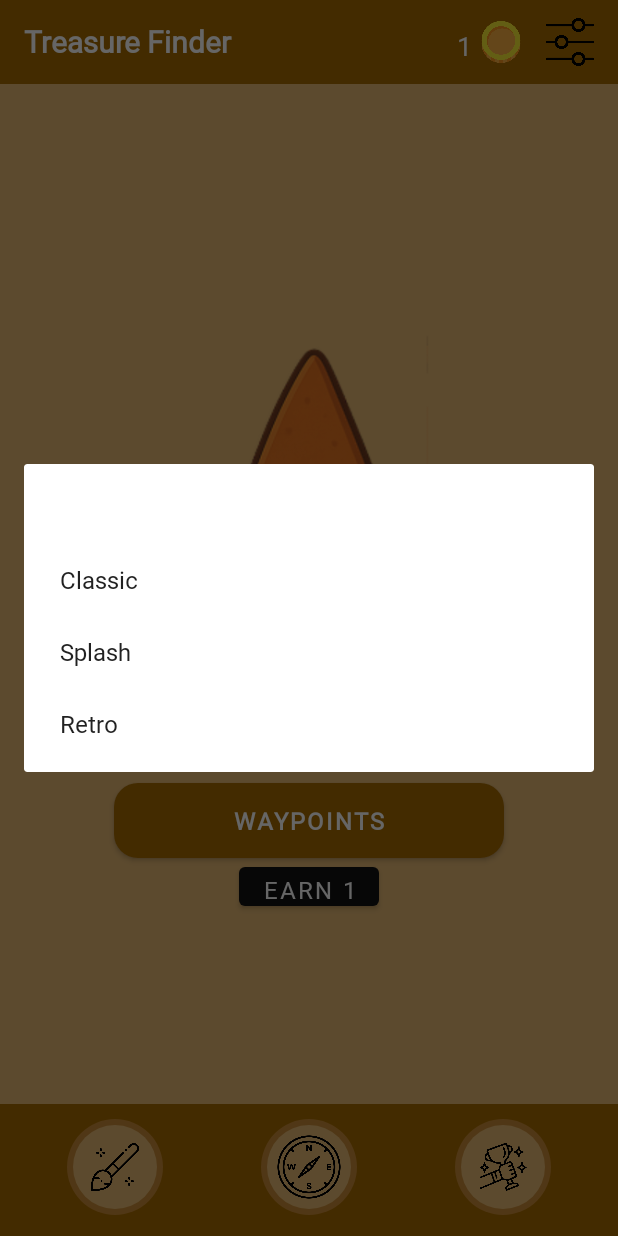
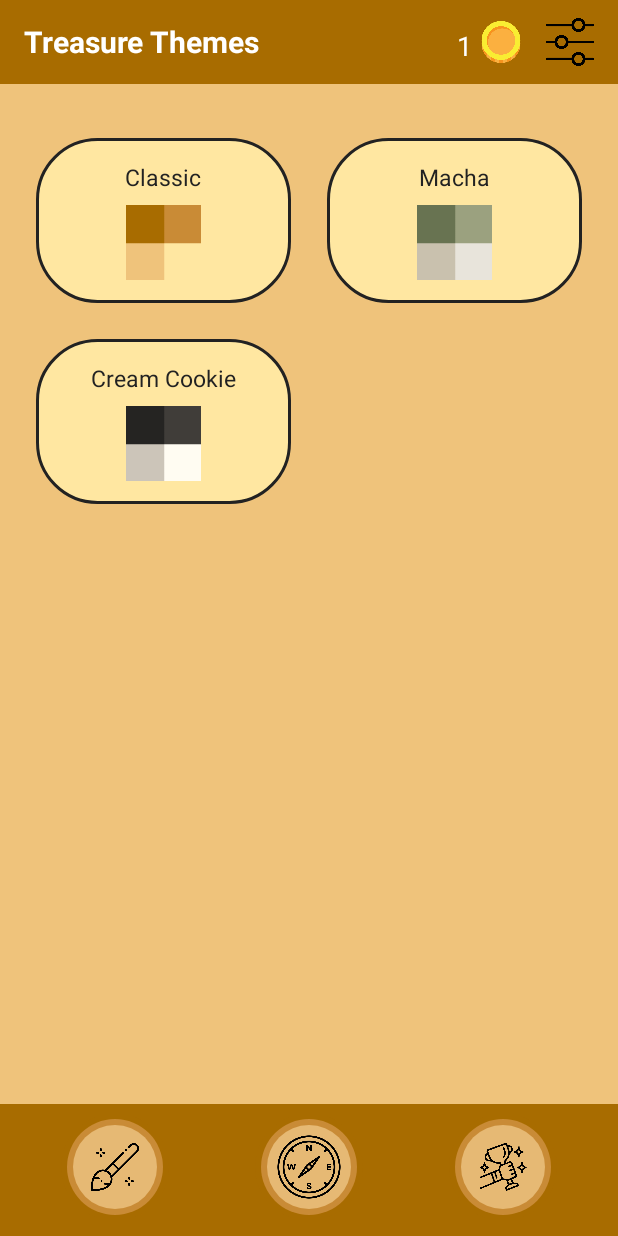
Before and after one commit to zhichengliangnhl/gps_app, an Android app: the screen it shows after launch (CompassActivity before the commit, BrushActivity after it), after a tap on "Brush Icon", on a phone screen of 412 x 824 dp. Run offline under Robolectric (Android 15) with nearby library versions, the phone set to English and light mode, and no system bars; libraries missing offline, so code that uses them is left out: com.journeyapps.barcodescanner; 3 other taps on this screen came first.

Commit message:
Added the theme page, gave the presets an image

```diff
--- a/app/src/main/AndroidManifest.xml
+++ b/app/src/main/AndroidManifest.xml
@@ -38,6 +38,9 @@
             android:name=".activities.FolderActivity"
             android:windowSoftInputMode="adjustResize" />
 
+        <!-- Brush Activity -->
+        <activity android:name=".activities.BrushActivity" />
+
         <!-- Waypoint list screen -->
         <activity android:name=".activities.WaypointActivity" />
 
--- a/app/src/main/java/com/nhlstenden/navigationapp/BaseActivity.java
+++ b/app/src/main/java/com/nhlstenden/navigationapp/BaseActivity.java
@@ -4,19 +4,14 @@
 import android.os.Bundle;
 import android.widget.ImageView;
 import android.widget.TextView;
-import android.widget.Toast;
-import android.view.animation.Animation;
-import android.view.animation.AnimationUtils;
 
 import androidx.annotation.Nullable;
-import androidx.appcompat.app.AlertDialog;
 import androidx.appcompat.app.AppCompatActivity;
 
 import com.nhlstenden.navigationapp.activities.AchievementActivity;
+import com.nhlstenden.navigationapp.activities.BrushActivity;
 import com.nhlstenden.navigationapp.activities.CompassActivity;
-import com.nhlstenden.navigationapp.enums.ThemeMode;
 import com.nhlstenden.navigationapp.helpers.CoinManager;
-import com.nhlstenden.navigationapp.helpers.ThemeHelper;
 
 public abstract class BaseActivity extends AppCompatActivity {
     @Override
@@ -30,21 +25,17 @@
         }
 
         ImageView navBrush = findViewById(R.id.navBrush);
-
         ImageView navArrow = findViewById(R.id.navArrow);
         ImageView navTrophy = findViewById(R.id.navTrophy);
 
         if (navBrush != null) {
             navBrush.setOnClickListener(v -> {
-                String[] options = {"Classic", "Splash", "Retro"};
-                new AlertDialog.Builder(this)
-                        .setTitle("Choose Theme")
-                        .setItems(options, (dialog, which) -> {
-                            ThemeMode selected = ThemeMode.values()[which];
-                            ThemeHelper.setTheme(this, selected);
-                            recreate(); // Restart activity to apply theme
-                        })
-                        .show();
+                if (!(this instanceof BrushActivity)) {
+                    Intent intent = new Intent(this, BrushActivity.class);
+                    intent.addFlags(Intent.FLAG_ACTIVITY_CLEAR_TOP);
+                    startActivity(intent);
+                    overridePendingTransition(android.R.anim.fade_in, android.R.anim.fade_out);
+                }
             });
         }
 
@@ -72,12 +63,6 @@
     }
 
     @Override
-    protected void onCreate(Bundle savedInstanceState) {
-        setTheme(ThemeHelper.getThemeResId(ThemeHelper.getTheme(this)));
-        super.onCreate(savedInstanceState);
-    }
-
-    @Override
     protected void onResume() {
         super.onResume();
         // Update coin counter when activity resumes
--- /dev/null
+++ b/app/src/main/java/com/nhlstenden/navigationapp/activities/BrushActivity.java
@@ -0,0 +1,21 @@
+package com.nhlstenden.navigationapp.activities;
+
+import android.os.Bundle;
+import android.view.View;
+import android.widget.TextView;
+
+import com.nhlstenden.navigationapp.BaseActivity;
+import com.nhlstenden.navigationapp.R;
+
+public class BrushActivity extends BaseActivity {
+    @Override
+    protected void onCreate(Bundle savedInstanceState) {
+        super.onCreate(savedInstanceState);
+        setContentView(R.layout.activity_brush);
+
+        TextView headerTitle = findViewById(R.id.headerTitle);
+        if (headerTitle != null) {
+            headerTitle.setText("Treasure Themes");
+        }
+    }
+}
--- a/app/src/main/java/com/nhlstenden/navigationapp/activities/CompassActivity.java
+++ b/app/src/main/java/com/nhlstenden/navigationapp/activities/CompassActivity.java
@@ -17,7 +17,6 @@
 import androidx.activity.result.ActivityResultLauncher;
 import androidx.annotation.NonNull;
 import androidx.appcompat.app.AlertDialog;
-import androidx.appcompat.app.AppCompatActivity;
 import androidx.core.app.ActivityCompat;
 
 import com.google.android.gms.location.FusedLocationProviderClient;
@@ -29,13 +28,10 @@
 import com.journeyapps.barcodescanner.ScanOptions;
 import com.nhlstenden.navigationapp.BaseActivity;
 import com.nhlstenden.navigationapp.R;
-import com.nhlstenden.navigationapp.enums.ThemeMode;
 import com.nhlstenden.navigationapp.helpers.CoinManager;
-import com.nhlstenden.navigationapp.helpers.ThemeHelper;
 import com.nhlstenden.navigationapp.interfaces.CompassListener;
 import com.nhlstenden.navigationapp.adapters.CompassSensorManager;
 import com.nhlstenden.navigationapp.models.Waypoint;
-import com.nhlstenden.navigationapp.helpers.AchievementManager;
 
 public class CompassActivity extends BaseActivity implements CompassListener {
 
@@ -44,8 +40,6 @@
     private CompassSensorManager compassSensorManager;
     private ImageView compassNeedle;
     private TextView distanceText, nameText;
-    private ImageView navBrush, navArrow, navTrophy;
-    private ImageView settingsIcon;
     private FusedLocationProviderClient locationClient;
     private LocationCallback locationCallback;
     private LocationRequest locationRequest;
@@ -93,27 +87,6 @@
         Button waypointButton = findViewById(R.id.waypointsButton);
         if (waypointButton != null) {
             waypointButton.setOnClickListener(v -> startActivity(new Intent(this, FolderActivity.class)));
-        }
-
-        // Settings side panel
-        settingsIcon = findViewById(R.id.settingsIcon);
-        if (settingsIcon != null) {
-            settingsIcon.setOnClickListener(v -> showSettingsPanel());
-        }
-
-        // Bottom nav setup
-        navBrush = findViewById(R.id.navBrush);
-        navArrow = findViewById(R.id.navArrow);
-        navTrophy = findViewById(R.id.navTrophy);
-
-        if (navBrush != null) {
-            navBrush.setOnClickListener(v -> Toast.makeText(this, "Brush feature coming soon", Toast.LENGTH_SHORT).show());
-        }
-        if (navArrow != null) {
-            navArrow.setOnClickListener(v -> {});
-        }
-        if (navTrophy != null) {
-            navTrophy.setOnClickListener(v -> Toast.makeText(this, "Trophies coming soon", Toast.LENGTH_SHORT).show());
         }
 
         // Compass + location setup
--- a/app/src/main/java/com/nhlstenden/navigationapp/activities/FolderActivity.java
+++ b/app/src/main/java/com/nhlstenden/navigationapp/activities/FolderActivity.java
@@ -78,7 +78,6 @@
         }
 
         // Set top bar title
-        View topBar = findViewById(R.id.top_bar);
         TextView headerTitle = findViewById(R.id.headerTitle);
         if (headerTitle != null) {
             headerTitle.setText("Treasure Collections");
--- a/app/src/main/java/com/nhlstenden/navigationapp/helpers/ThemeHelper.java
+++ b/app/src/main/java/com/nhlstenden/navigationapp/helpers/ThemeHelper.java
@@ -21,13 +21,4 @@
                 .getString(KEY_THEME, ThemeMode.CLASSIC.name());
         return ThemeMode.valueOf(name);
     }
-
-    public static int getThemeResId(ThemeMode mode) {
-        switch (mode) {
-            case RETRO: return R.style.Theme_NavigationApp_Retro;
-            case SPLASH: return R.style.Theme_NavigationApp_Splash;
-            case CLASSIC: return R.style.Theme_NavigationApp;
-            default: return R.style.Theme_NavigationApp;
-        }
-    }
 }
--- a/app/src/main/res/layout/activity_achievement.xml
+++ b/app/src/main/res/layout/activity_achievement.xml
@@ -23,20 +23,6 @@
             android:paddingLeft="12dp"
             android:paddingRight="12dp">
 
-            <TextView
-                android:id="@+id/achievementTitle"
-                android:layout_width="wrap_content"
-                android:layout_height="wrap_content"
-                android:textStyle="bold"
-                android:textSize="32sp"
-                android:textColor="#fff"
-                android:layout_gravity="start"
-                android:paddingBottom="24dp"
-                android:shadowColor="#000"
-                android:shadowDx="2"
-                android:shadowDy="2"
-                android:shadowRadius="2"/>
-
             <GridLayout
                 android:id="@+id/achievementContainer"
                 android:layout_width="match_parent"
--- /dev/null
+++ b/app/src/main/res/layout/activity_brush.xml
@@ -0,0 +1,127 @@
+<?xml version="1.0" encoding="utf-8"?>
+<LinearLayout xmlns:android="http://schemas.android.com/apk/res/android"
+    android:layout_width="match_parent"
+    android:layout_height="match_parent"
+    android:orientation="vertical">
+
+    <include
+        android:id="@+id/topBar"
+        layout="@layout/include_top_bar" />
+
+    <ScrollView
+        android:layout_width="match_parent"
+        android:layout_height="0dp"
+        android:layout_weight="1"
+        android:background="#EFC37B">
+
+        <LinearLayout
+            android:layout_width="match_parent"
+            android:layout_height="wrap_content"
+            android:orientation="vertical"
+            android:paddingTop="24dp"
+            android:paddingBottom="24dp"
+            android:paddingLeft="12dp"
+            android:paddingRight="12dp">
+
+            <GridLayout
+                android:layout_width="match_parent"
+                android:layout_height="wrap_content"
+                android:columnCount="2"
+                android:useDefaultMargins="true">
+
+                <LinearLayout
+                    android:layout_width="10dp"
+                    android:layout_height="110dp"
+                    android:layout_columnWeight="1"
+                    android:layout_rowWeight="1"
+                    android:orientation="vertical"
+                    android:gravity="center"
+                    android:layout_margin="12dp"
+                    android:background="@drawable/rounded_card_bg">
+
+                    <TextView
+                        android:id="@+id/theme1"
+                        android:layout_width="wrap_content"
+                        android:layout_height="wrap_content"
+                        android:text="Classic"
+                        android:textSize="15sp"
+                        android:textColor="#222"
+                        android:layout_marginBottom="8dp"
+                        android:layout_centerHorizontal="true"/>
+
+                    <ImageView
+                        android:layout_width="50dp"
+                        android:layout_height="50dp"
+                        android:src="@drawable/theme1"/>
+                </LinearLayout>
+
+                <LinearLayout
+                    android:layout_width="10dp"
+                    android:layout_height="110dp"
+                    android:layout_columnWeight="1"
+                    android:layout_rowWeight="1"
+                    android:orientation="vertical"
+                    android:gravity="center"
+                    android:layout_margin="12dp"
+                    android:background="@drawable/rounded_card_bg">
+
+                    <TextView
+                        android:id="@+id/theme2"
+                        android:layout_width="wrap_content"
+                        android:layout_height="wrap_content"
+                        android:text="Macha"
+                        android:textSize="15sp"
+                        android:textColor="#222"
+                        android:layout_marginBottom="8dp"
+                        android:layout_centerHorizontal="true"/>
+
+                    <ImageView
+                        android:layout_width="50dp"
+                        android:layout_height="50dp"
+                        android:src="@drawable/theme2"/>
+
+                </LinearLayout>
+
+                <LinearLayout
+                    android:layout_width="10dp"
+                    android:layout_height="110dp"
+                    android:layout_columnWeight="1"
+                    android:layout_rowWeight="1"
+                    android:orientation="vertical"
+                    android:gravity="center"
+                    android:layout_margin="12dp"
+                    android:background="@drawable/rounded_card_bg">
+
+                    <TextView
+                        android:id="@+id/theme3"
+                        android:layout_width="wrap_content"
+                        android:layout_height="wrap_content"
+                        android:text="Cream Cookie"
+                        android:textSize="15sp"
+                        android:textColor="#222"
+                        android:layout_marginBottom="8dp"
+                        android:layout_centerHorizontal="true"/>
+
+                    <ImageView
+                        android:layout_width="50dp"
+                        android:layout_height="50dp"
+                        android:src="@drawable/theme3"/>
+
+                </LinearLayout>
+            </GridLayout>
+
+            <GridLayout
+                android:id="@+id/achievementContainer"
+                android:layout_width="match_parent"
+                android:layout_height="wrap_content"
+                android:columnCount="2"
+                android:layout_marginTop="12dp"
+                android:layout_marginBottom="12dp"/>
+        </LinearLayout>
+    </ScrollView>
+
+    <include
+        android:id="@+id/bottomNav"
+        layout="@layout/include_bottom_nav" />
+
+</LinearLayout>
--- a/app/src/main/res/values/themes.xml
+++ b/app/src/main/res/values/themes.xml
@@ -16,7 +16,6 @@
         <item name="android:textColor">@color/textPrimary</item>
         <item name="android:buttonStyle">@style/Widget.MaterialComponents.Button</item>
         <item name="android:statusBarColor">#000000</item>
-        <item name="android:fontFamily">@font/arial</item>
     </style>
 
     <style name="Theme.NavigationApp.Splash" parent="Theme.MaterialComponents.DayNight.NoActionBar">
@@ -26,7 +25,6 @@
         <item name="windowSplashScreenBackground">#E6B974</item>
         <item name="windowSplashScreenAnimatedIcon">@android:color/transparent</item>
         <item name="windowSplashScreenIconBackgroundColor">@android:color/transparent</item>
-        <item name="android:fontFamily">@font/comic</item>
         <!-- Still compatible with AppCompatActivity -->
         <item name="android:windowBackground">#E6B974</item>
 
@@ -34,9 +32,5 @@
         <item name="android:windowIsTranslucent">true</item>
         <item name="android:statusBarColor">#000000</item>
     </style>
-    <style name="Theme.NavigationApp.Retro" parent="Theme.MaterialComponents.DayNight.NoActionBar">
-        <item name="android:fontFamily">@font/times</item>
-        <item name="colorPrimary">#241A09</item>
-    </style>
 
 </resources>
```
Also changed, not shown: app/src/main/res/drawable/theme1.png (added), app/src/main/res/drawable/theme2.png (added), app/src/main/res/drawable/theme3.png (added), app/src/main/res/font/comic.ttf (deleted), 2 other files.
